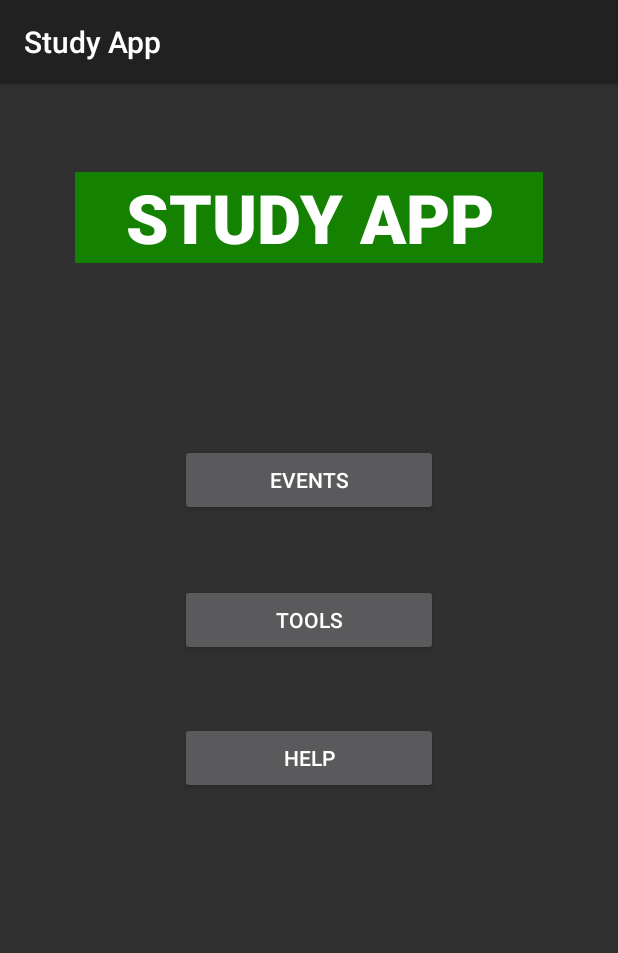
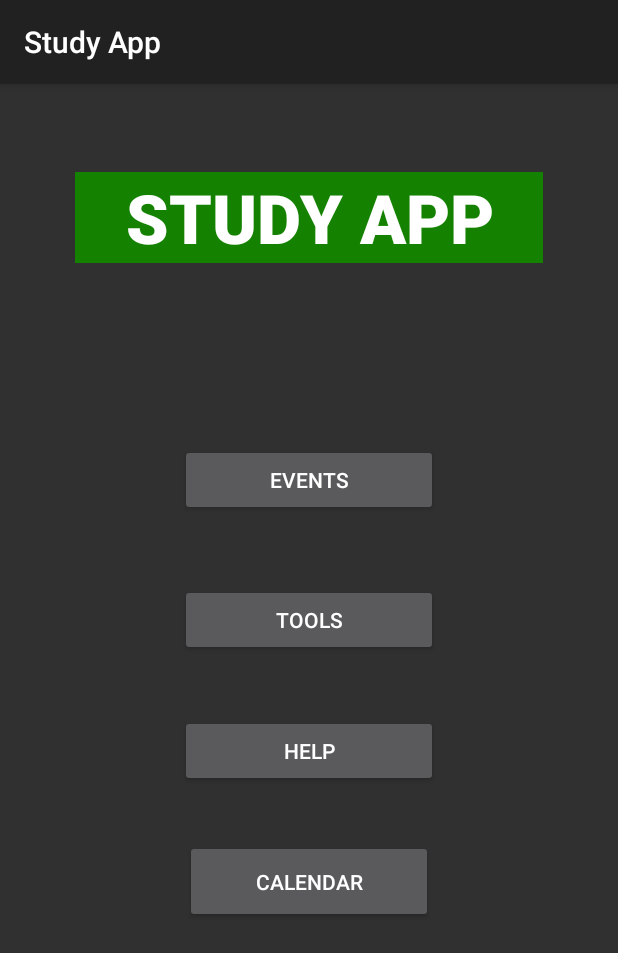
Before and after one commit to jsoutine/StudyApp, an Android app: the screen it shows after launch (MainActivity), on a phone screen of 412 x 824 dp. Shown: the top 953 px of the screen. Run offline under Robolectric (Android 15) with nearby library versions, the phone set to English and light mode, and no system bars.

Commit message:
Added calendar

```diff
--- a/app/src/main/AndroidManifest.xml
+++ b/app/src/main/AndroidManifest.xml
@@ -9,7 +9,8 @@
         android:roundIcon="@mipmap/ic_launcher_round"
         android:supportsRtl="true"
         android:theme="@style/Theme.AppCompat">
-        <activity android:name=".Tools.MemoryCards.cardMaker"></activity>
+        <activity android:name=".Calendar" />
+        <activity android:name=".Tools.MemoryCards.cardMaker" />
         <activity android:name=".Tools.ToolsMenu" />
         <activity android:name=".Help" />
         <activity android:name=".Events.ViewEvents" />
--- a/app/src/main/java/com/example/android/studyapp/MainActivity.java
+++ b/app/src/main/java/com/example/android/studyapp/MainActivity.java
@@ -34,6 +34,10 @@
         Intent i = new Intent(this, Help.class);
         startActivity (i);
     }
+    public void calendarClick (View view) {
+        Intent i = new Intent(this, Calendar.class);
+        startActivity (i);
+    }
 
     //test
 }
--- a/app/src/main/res/layout/activity_main.xml
+++ b/app/src/main/res/layout/activity_main.xml
@@ -59,7 +59,7 @@
         app:layout_constraintHorizontal_bias="0.0"
         app:layout_constraintStart_toStartOf="parent"
         app:layout_constraintTop_toTopOf="parent"
-        app:layout_constraintVertical_bias="0.873" />
+        app:layout_constraintVertical_bias="0.987" />
 
     <TextView
         android:id="@+id/textView"
@@ -81,4 +81,18 @@
         app:layout_constraintEnd_toEndOf="parent"
         app:layout_constraintStart_toStartOf="parent"
         app:layout_constraintTop_toTopOf="parent" />
+
+    <Button
+        android:id="@+id/buttonCalendar"
+        android:layout_width="165dp"
+        android:layout_height="55dp"
+        android:layout_marginTop="39dp"
+        android:layout_marginBottom="212dp"
+        android:onClick="calendarClick"
+        android:text="CALENDAR"
+        app:layout_constraintBottom_toBottomOf="parent"
+        app:layout_constraintEnd_toEndOf="parent"
+        app:layout_constraintStart_toStartOf="parent"
+        app:layout_constraintTop_toBottomOf="@+id/helpButton" />
+
 </androidx.constraintlayout.widget.ConstraintLayout>
```
Also changed, not shown: app/src/main/java/com/example/android/studyapp/Calendar.java (added, +14 -0 lines), app/src/main/res/layout/activity_calendar.xml (added, +19 -0 lines).
